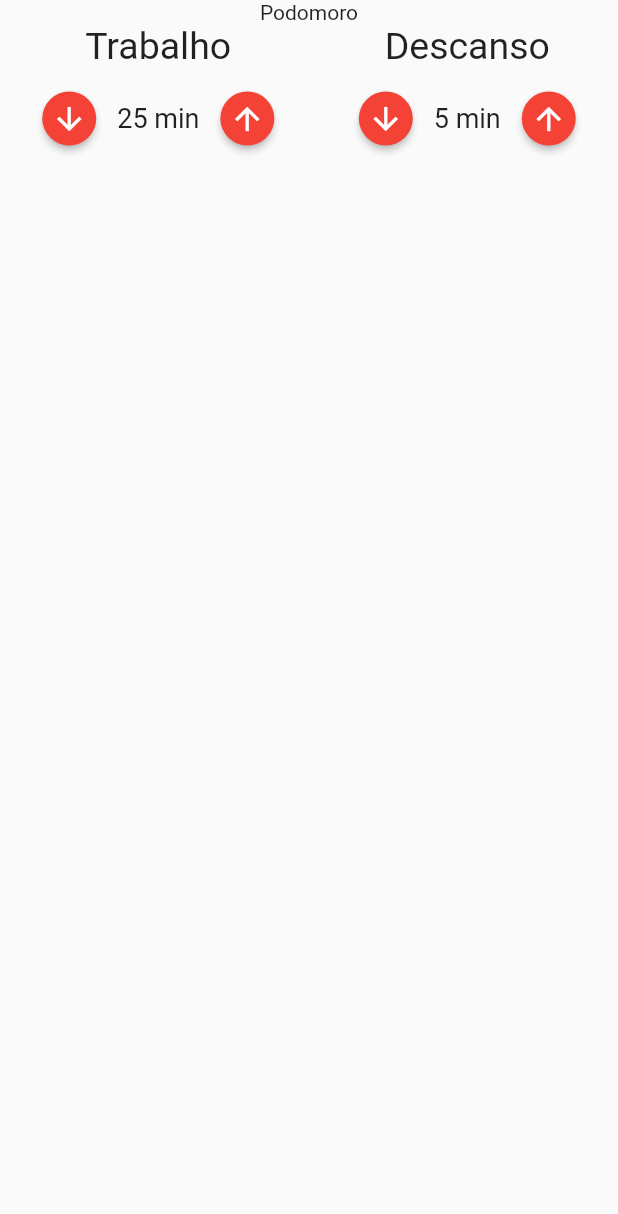
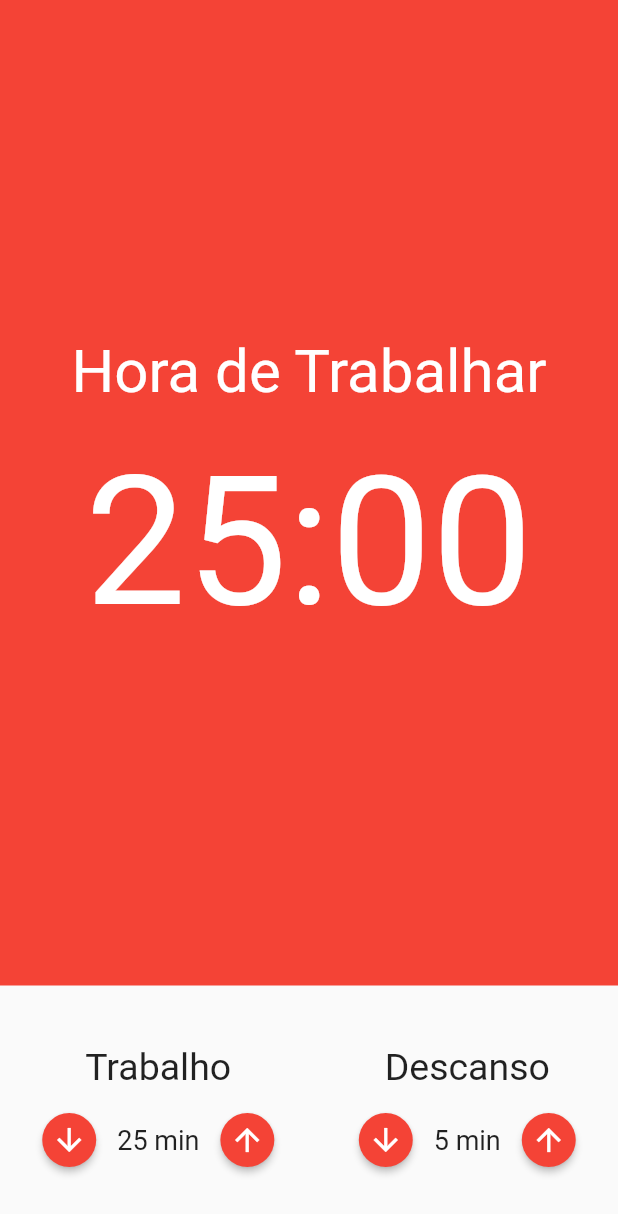
Before and after one commit to WellysonP/Pomodoro, a Flutter app: the screen it shows after launch, on a phone screen of 412 x 824 dp. Shown: the top 1214 px of the screen. Run offline on Flutter 3.47's test engine with Material 2 defaults, Android fonts, the phone set to English and light mode, and no system bars; our stand-ins replace flutter_mobx, mobx; generated files the repository leaves out were written again.

Commit message:
feito tela de trabalho

```diff
--- /dev/null
+++ b/lib/components/cronometro.dart
@@ -0,0 +1,35 @@
+import 'package:flutter/cupertino.dart';
+import 'package:flutter/material.dart';
+import 'package:flutter/src/foundation/key.dart';
+import 'package:flutter/src/widgets/framework.dart';
+
+class Cronometro extends StatelessWidget {
+  const Cronometro({Key? key}) : super(key: key);
+
+  @override
+  Widget build(BuildContext context) {
+    return Container(
+      color: Colors.red,
+      child: Column(
+        mainAxisAlignment: MainAxisAlignment.center,
+        children: [
+          Text(
+            "Hora de Trabalhar",
+            style: TextStyle(
+              fontSize: 40,
+              color: Colors.white,
+            ),
+          ),
+          SizedBox(height: 20),
+          Text(
+            "25:00",
+            style: TextStyle(
+              fontSize: 120,
+              color: Colors.white,
+            ),
+          )
+        ],
+      ),
+    );
+  }
+}
--- a/lib/pages/pomodoro_page.dart
+++ b/lib/pages/pomodoro_page.dart
@@ -1,7 +1,8 @@
 import 'package:flutter/material.dart';
 import 'package:flutter/src/foundation/key.dart';
 import 'package:flutter/src/widgets/framework.dart';
-import 'package:pomodoro/pages/entrada_tempo.dart';
+import 'package:pomodoro/components/cronometro.dart';
+import 'package:pomodoro/components/entrada_tempo.dart';
 
 class PomodoroPage extends StatelessWidget {
   const PomodoroPage({Key? key}) : super(key: key);
@@ -10,9 +11,14 @@ class PomodoroPage extends StatelessWidget {
   Widget build(BuildContext context) {
     return Scaffold(
       body: Column(
+        crossAxisAlignment: CrossAxisAlignment.stretch,
         children: [
-          Text("Podomoro"),
-          Row(
+          Expanded(
+            child: Cronometro(),
+          ),
+          Padding(
+            padding: const EdgeInsets.symmetric(vertical: 40),
+            child: Row(
               mainAxisAlignment: MainAxisAlignment.spaceAround,
               children: [
                 EntradaTempo(
@@ -25,6 +31,7 @@ class PomodoroPage extends StatelessWidget {
                 ),
               ],
             ),
+          ),
         ],
       ),
     );
```
Also changed, not shown: lib/components/entrada_tempo.dart (renamed from lib/pages/entrada_tempo.dart). Lines whose indentation alone changed are shown as unchanged.
